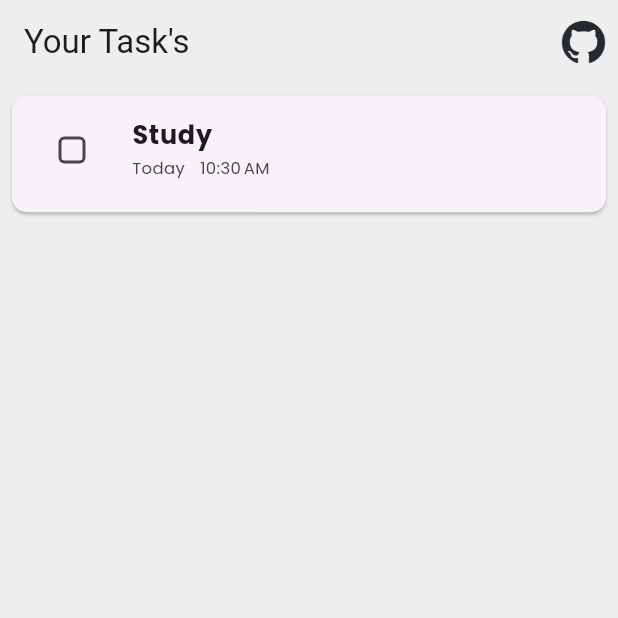
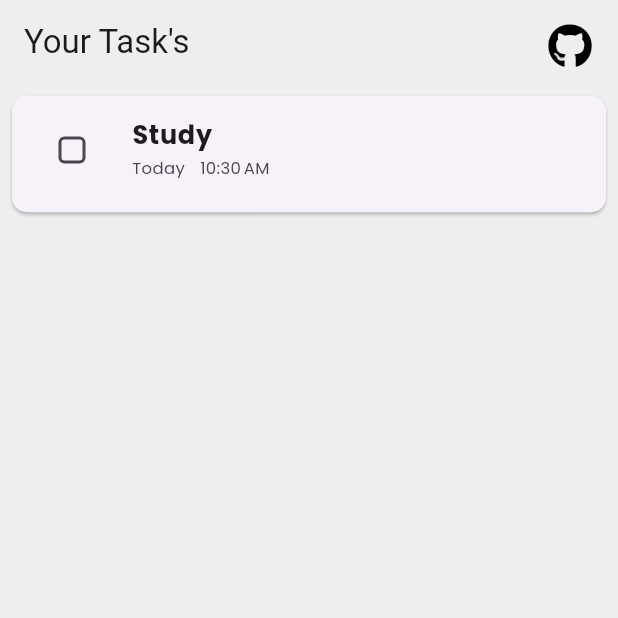
Before and after one commit to ChinmayMangela/todo, a Flutter app: the screen it shows after launch, on a phone screen of 412 x 824 dp, the top half of it. Run offline on Flutter 3.47's test engine with Material 3 defaults, Android fonts, the phone set to English and light mode, and no system bars; drawn by our look-alikes of flutter_slidable; our stand-ins replace font_awesome_flutter, google_fonts.

Commit message:
added functionality to github icon for redirect users to my GitHub account on click.

```diff
--- a/lib/presentation/widgets/app_bar.dart
+++ b/lib/presentation/widgets/app_bar.dart
@@ -1,21 +1,24 @@
 import 'package:flutter/material.dart';
+import 'package:font_awesome_flutter/font_awesome_flutter.dart';
+import 'package:url_launcher/url_launcher.dart';
 
-class MyAppBar extends StatelessWidget implements PreferredSizeWidget{
+class MyAppBar extends StatelessWidget implements PreferredSizeWidget {
   const MyAppBar({super.key});
 
   @override
   Widget build(BuildContext context) {
+    final isDarkMode = Theme.of(context).brightness == Brightness.dark;
     return AppBar(
       title: const Text('Your Task\'s'),
       actions: [
         Padding(
           padding: const EdgeInsets.all(8.0),
-          child: GestureDetector(
-            onTap: () {},
-            child: Image.asset(
-              'assets/images/github_logo.png',
-              height: 30,
-              width: 30,
+          child: IconButton(
+            onPressed: _navigateToMyGithubAccount,
+            icon: FaIcon(
+              size: 30,
+              FontAwesomeIcons.github,
+              color: isDarkMode ? Colors.white : Colors.black,
             ),
           ),
         ),
@@ -23,6 +26,13 @@ class MyAppBar extends StatelessWidget implements PreferredSizeWidget{
     );
   }
 
+  void _navigateToMyGithubAccount() async {
+    final url = Uri.parse('https://github.com/ChinmayMangela');
+    if(!await launchUrl(url)) {
+      return;
+    }
+  }
+
   @override
   // TODO: implement preferredSize
   Size get preferredSize => const Size.fromHeight(kToolbarHeight);
--- a/pubspec.yaml
+++ b/pubspec.yaml
@@ -39,6 +39,8 @@ dependencies:
   intl: ^0.19.0
   google_fonts: ^6.2.1
   flutter_slidable: ^3.1.0
+  font_awesome_flutter: ^10.7.0
+  url_launcher: ^6.3.0
 
 dev_dependencies:
   flutter_test:
```
Also changed, not shown: pubspec.lock, 5 other files.
